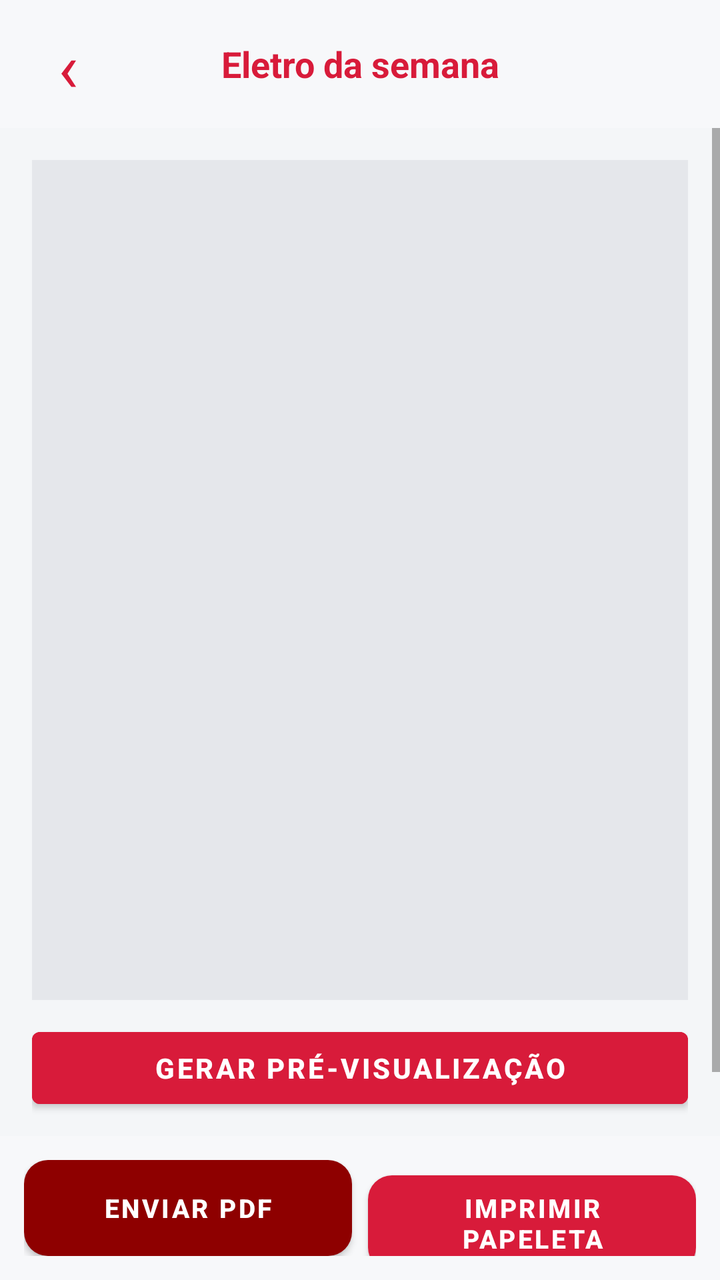
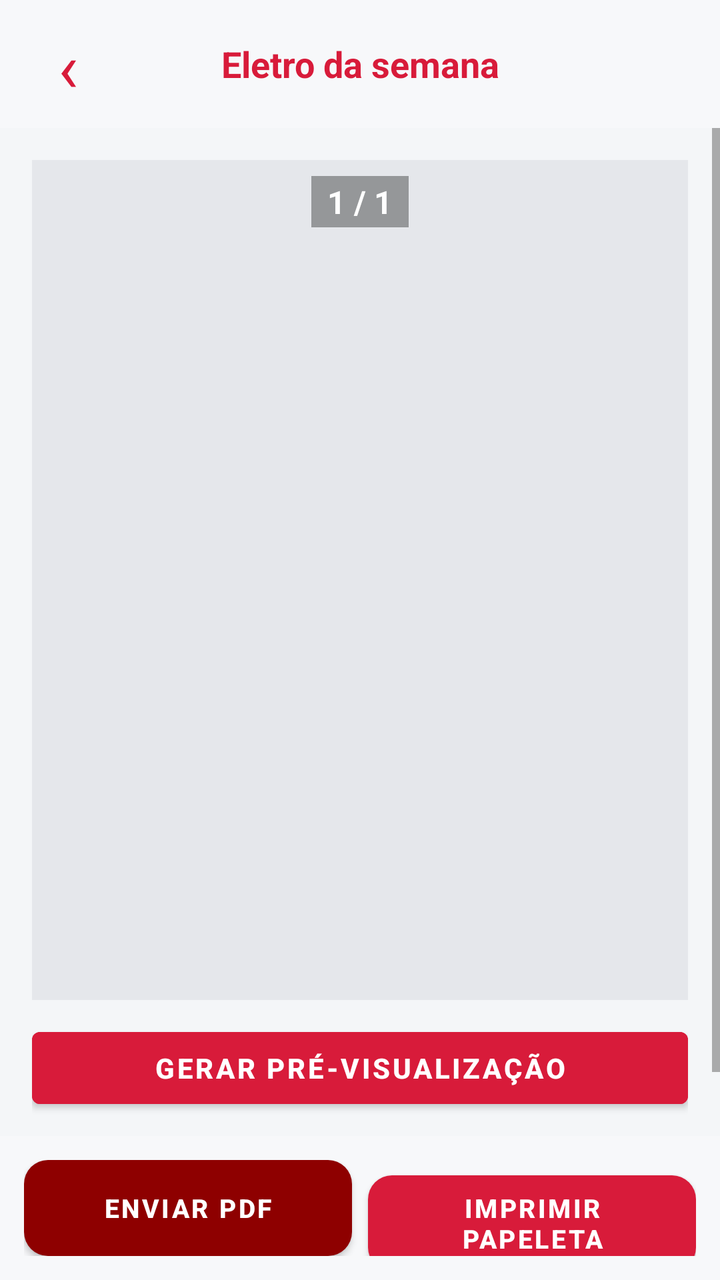

Screens rendered from an Android XML layout before and after an edit, with the pre-edit source and the edit as a unified diff.
<!-- AndroidManifest.xml: activity theme AppTheme.NoActionBar -->
<!-- res/layout/activity_eletro_semana.xml -->
<?xml version="1.0" encoding="utf-8"?>
<LinearLayout xmlns:android="http://schemas.android.com/apk/res/android"
    xmlns:app="http://schemas.android.com/apk/res-auto"
    android:layout_width="match_parent"
    android:layout_height="match_parent"
    android:orientation="vertical"
    android:background="#F4F6F8">

    <LinearLayout
        android:layout_width="match_parent"
        android:layout_height="wrap_content"
        android:orientation="horizontal"
        android:gravity="center_vertical"
        android:background="#F7F8FA"
        android:paddingHorizontal="12dp"
        android:paddingVertical="10dp">

        <TextView
            android:id="@+id/btnVoltarEletro"
            android:layout_width="44dp"
            android:layout_height="44dp"
            android:gravity="center"
            android:text="‹"
            android:textColor="#D81B3A"
            android:textSize="34sp" />

        <TextView
            android:id="@+id/tvTituloEletro"
            android:layout_width="0dp"
            android:layout_height="wrap_content"
            android:layout_weight="1"
            android:gravity="center"
            android:text="Eletro da semana"
            android:textColor="#D81B3A"
            android:textSize="18sp"
            android:textStyle="bold" />

        <View
            android:layout_width="44dp"
            android:layout_height="44dp" />
    </LinearLayout>

    <ScrollView
        android:layout_width="match_parent"
        android:layout_height="0dp"
        android:layout_weight="1">

        <LinearLayout
            android:layout_width="match_parent"
            android:layout_height="wrap_content"
            android:orientation="vertical"
            android:padding="16dp">

            <ImageView
                android:id="@+id/ivPreviewEletro"
                android:layout_width="match_parent"
                android:layout_height="420dp"
                android:background="#E5E7EB"
                android:adjustViewBounds="false"
                android:scaleType="fitCenter" />

            <Button
                android:id="@+id/btnGerarPreviewEletro"
                android:layout_width="match_parent"
                android:layout_height="48dp"
                android:layout_marginTop="10dp"
                android:backgroundTint="#D81B3A"
                android:text="GERAR PRÉ-VISUALIZAÇÃO"
                android:textColor="#FFFFFF"
                android:textStyle="bold" />

            <TextView
                android:id="@+id/tvStatusEletro"
                android:layout_width="match_parent"
                android:layout_height="wrap_content"
                android:paddingVertical="6dp"
                android:gravity="center"
                android:textColor="#64748B"
                android:textSize="12sp" />

            <LinearLayout
                android:id="@+id/layoutEletroForm"
                android:layout_width="match_parent"
                android:layout_height="wrap_content"
                android:orientation="vertical" />
        </LinearLayout>
    </ScrollView>

    <LinearLayout
        android:layout_width="match_parent"
        android:layout_height="wrap_content"
        android:orientation="horizontal"
        android:background="#F7F8FA"
        android:padding="12dp">

        <com.google.android.material.button.MaterialButton
            android:id="@+id/btnShareEletro"
            android:layout_width="0dp"
            android:layout_height="48dp"
            android:layout_weight="1"
            android:insetTop="0dp"
            android:insetBottom="0dp"
            android:text="ENVIAR PDF"
            android:textColor="#FFFFFF"
            android:textSize="13sp"
            android:textStyle="bold"
            app:backgroundTint="#8E0000"
            app:cornerRadius="12dp" />

        <com.google.android.material.button.MaterialButton
            android:id="@+id/btnImprimirEletro"
            android:layout_width="0dp"
            android:layout_height="48dp"
            android:layout_marginStart="8dp"
            android:layout_weight="1"
            android:insetTop="0dp"
            android:insetBottom="0dp"
            android:text="IMPRIMIR PAPELETA"
            android:textColor="#FFFFFF"
            android:textSize="13sp"
            android:textStyle="bold"
            app:backgroundTint="#D81B3A"
            app:cornerRadius="12dp" />
    </LinearLayout>
</LinearLayout>
<!-- resources referenced by this layout -->
<resources>
  <style name="AppTheme.NoActionBar" parent="Theme.MaterialComponents.Light.NoActionBar">
          <item name="colorPrimary">@color/primary</item>
          <item name="colorPrimaryVariant">@color/primary_dark</item>
          <item name="colorSecondary">@color/accent</item>
          <item name="android:windowBackground">@color/gray_100</item>
          <item name="android:textColor">@color/gray_900</item>
          <item name="android:statusBarColor">@color/primary</item>
      </style>
  <color name="primary">#D7193F</color>
  <color name="primary_dark">#B0172F</color>
  <color name="accent">#4CAF50</color>
  <color name="gray_100">#F5F5F5</color>
  <color name="gray_900">#212121</color>
</resources>

<!-- the commit's change to res/layout/activity_eletro_semana.xml (unified diff, before → after) -->
@@ -51,13 +51,30 @@
             android:orientation="vertical"
             android:padding="16dp">
 
-            <ImageView
-                android:id="@+id/ivPreviewEletro"
+            <FrameLayout
                 android:layout_width="match_parent"
                 android:layout_height="420dp"
-                android:background="#E5E7EB"
-                android:adjustViewBounds="false"
-                android:scaleType="fitCenter" />
+                android:background="#E5E7EB">
+
+                <ViewFlipper
+                    android:id="@+id/vfPreviewEletro"
+                    android:layout_width="match_parent"
+                    android:layout_height="match_parent" />
+
+                <TextView
+                    android:id="@+id/tvPageEletro"
+                    android:layout_width="wrap_content"
+                    android:layout_height="wrap_content"
+                    android:layout_gravity="top|center_horizontal"
+                    android:layout_marginTop="8dp"
+                    android:background="#59000000"
+                    android:paddingHorizontal="8dp"
+                    android:paddingVertical="2dp"
+                    android:text="1 / 1"
+                    android:textColor="#FFFFFF"
+                    android:textSize="16sp"
+                    android:textStyle="bold" />
+            </FrameLayout>
 
             <Button
                 android:id="@+id/btnGerarPreviewEletro"
